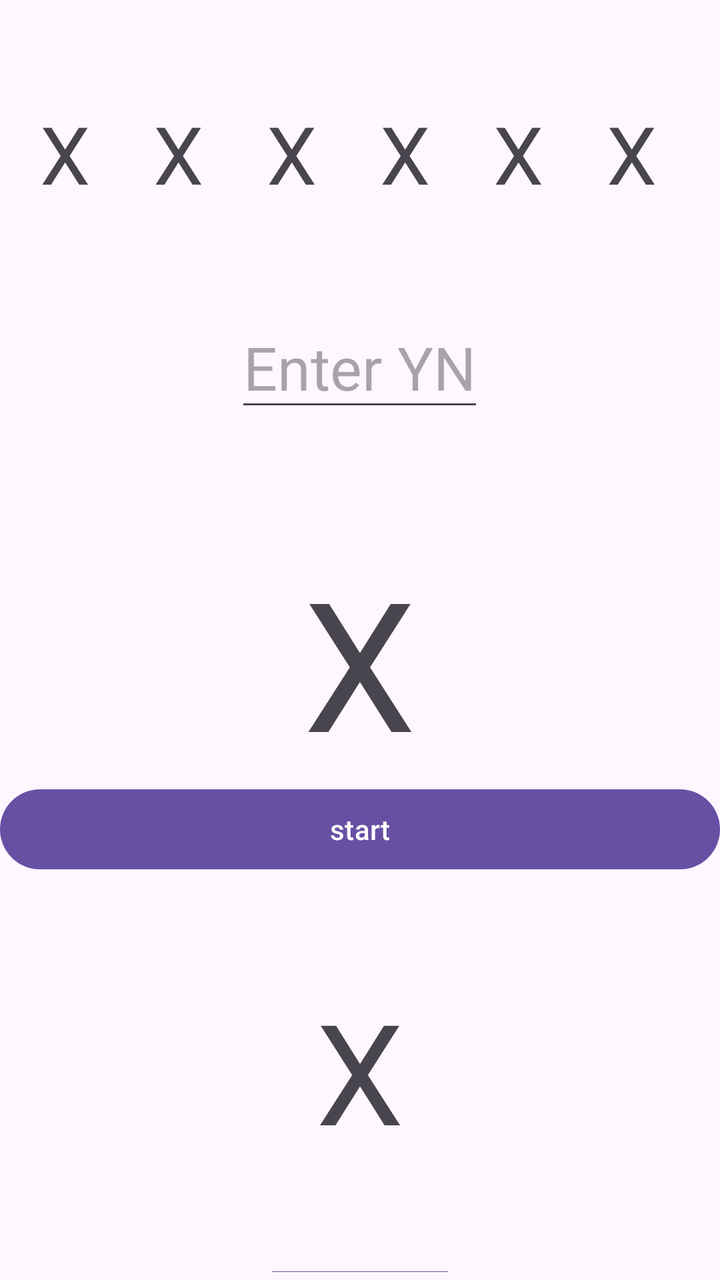
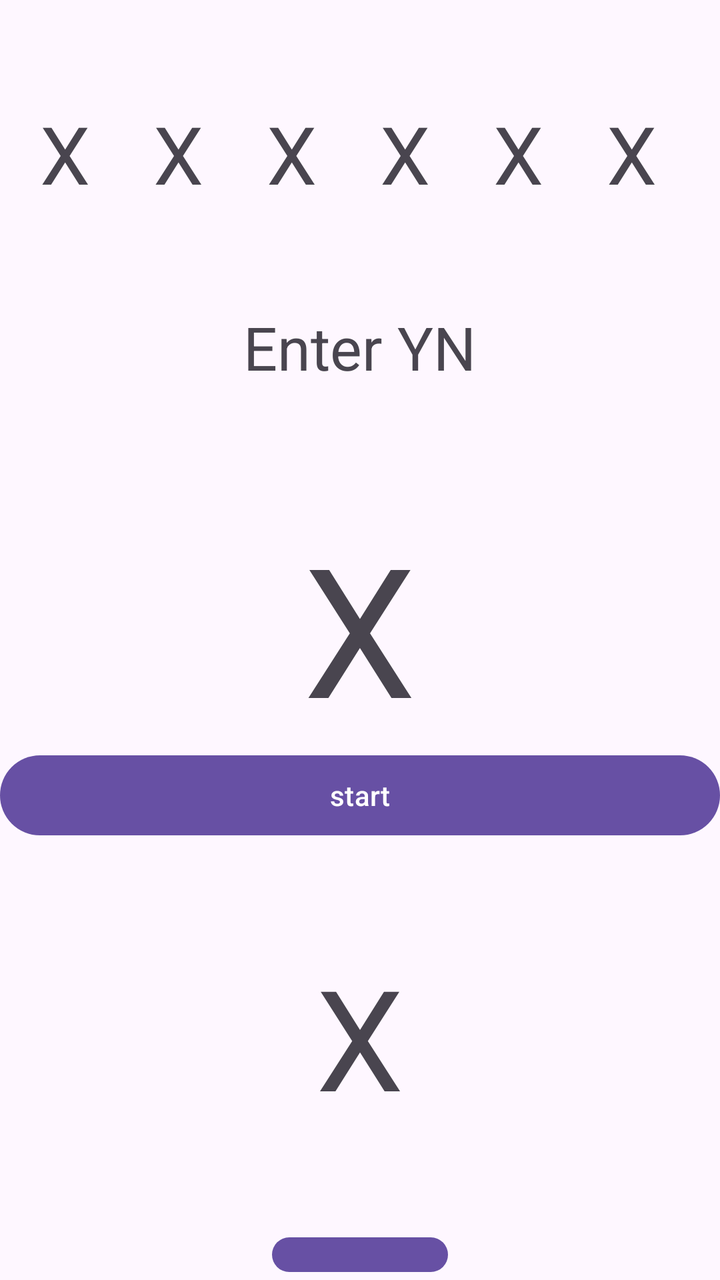

An Android layout rendered at two revisions. The XML below is the earlier revision; the diff shows what the commit changed to produce the second picture.
<!-- AndroidManifest.xml: application theme Theme.Matching -->
<!-- res/layout/activity_main.xml -->
<?xml version="1.0" encoding="utf-8"?>
<androidx.appcompat.widget.LinearLayoutCompat xmlns:android="http://schemas.android.com/apk/res/android"
    xmlns:app="http://schemas.android.com/apk/res-auto"
    xmlns:tools="http://schemas.android.com/tools"
    android:id="@+id/b2"
    android:layout_width="match_parent"
    android:layout_height="match_parent"
    tools:context=".MainActivity"
    android:orientation="vertical">

    <LinearLayout
        android:layout_width="match_parent"
        android:layout_height="wrap_content"
        android:layout_marginTop="50dp"
        android:orientation="horizontal"
        android:layout_marginLeft="20dp">

        <TextView
            android:id="@+id/num1"
            android:layout_width="match_parent"
            android:layout_height="wrap_content"
            android:layout_weight="1"
            android:text="X"
            android:textSize="40dp">


        </TextView>

        <TextView
            android:id="@+id/num2"
            android:layout_width="match_parent"
            android:layout_height="wrap_content"
            android:layout_weight="1"
            android:text="X"
            android:textSize="40dp">


        </TextView>

        <TextView
            android:id="@+id/num3"
            android:layout_width="match_parent"
            android:layout_height="wrap_content"
            android:layout_weight="1"
            android:text="X"
            android:textSize="40dp">


        </TextView>

        <TextView
            android:id="@+id/num4"
            android:layout_width="match_parent"
            android:layout_height="wrap_content"
            android:layout_weight="1"
            android:text="X"
            android:textSize="40dp">


        </TextView>

        <TextView
            android:id="@+id/num5"
            android:layout_width="match_parent"
            android:layout_height="wrap_content"
            android:layout_weight="1"
            android:text="X"
            android:textSize="40dp">


        </TextView>

        <TextView
            android:id="@+id/num6"
            android:layout_width="match_parent"
            android:layout_height="wrap_content"
            android:layout_weight="1"
            android:text="X"
            android:textSize="40dp">


        </TextView>





    </LinearLayout>


    <EditText
        android:id="@+id/editn"
        android:layout_width="wrap_content"
        android:layout_height="wrap_content"
        android:layout_gravity="center"
        android:layout_marginTop="50dp"
        android:hint="Enter YN"


        android:textSize="30dp">

    </EditText>

    <TextView
        android:id="@+id/num7"
        android:layout_width="wrap_content"
        android:layout_height="wrap_content"
        android:layout_gravity="center"
        android:layout_marginTop="60dp"
        android:text="X"
        android:textSize="90dp">

    </TextView>


    <Button
        android:id="@+id/toggleButton"
        android:layout_width="match_parent"
        android:layout_height="wrap_content"
        android:text="start">

    </Button>


    <TextView
        android:id="@+id/progress"
        android:layout_width="wrap_content"
        android:layout_height="wrap_content"
        android:layout_gravity="center"
        android:layout_marginTop="50dp"
        android:text="X"
        android:textSize="70dp">

    </TextView>

    <Button
        android:id="@+id/newc"
        android:layout_width="wrap_content"
        android:layout_height="wrap_content"
        android:layout_gravity="center"
        android:layout_marginTop="50dp"
        android:text="new">

    </Button>

    <LinearLayout
        android:layout_width="match_parent"
        android:layout_height="wrap_content"
        >
        <Button
            android:id="@+id/score"
            android:layout_width="match_parent"
            android:layout_height="wrap_content"
            android:text="score"
            android:layout_weight="1">

        </Button>

        <Button
            android:id="@+id/exitt"
            android:layout_width="match_parent"
            android:layout_height="wrap_content"
            android:layout_weight="1"
            android:text="EXIT">

        </Button>
    </LinearLayout>

</androidx.appcompat.widget.LinearLayoutCompat>
<!-- resources referenced by this layout -->
<resources>
  <style name="Theme.Matching" parent="Base.Theme.Matching" />
  <style name="Base.Theme.Matching" parent="Theme.Material3.DayNight.NoActionBar">
          
          
      </style>
</resources>

<!-- the commit's change to res/layout/activity_main.xml (unified diff, before → after) -->
@@ -88,18 +88,18 @@
     </LinearLayout>
 
 
-    <EditText
+    <TextView
         android:id="@+id/editn"
         android:layout_width="wrap_content"
         android:layout_height="wrap_content"
         android:layout_gravity="center"
         android:layout_marginTop="50dp"
-        android:hint="Enter YN"
+        android:text="Enter YN"
 
 
         android:textSize="30dp">
 
-    </EditText>
+    </TextView>
 
     <TextView
         android:id="@+id/num7"
